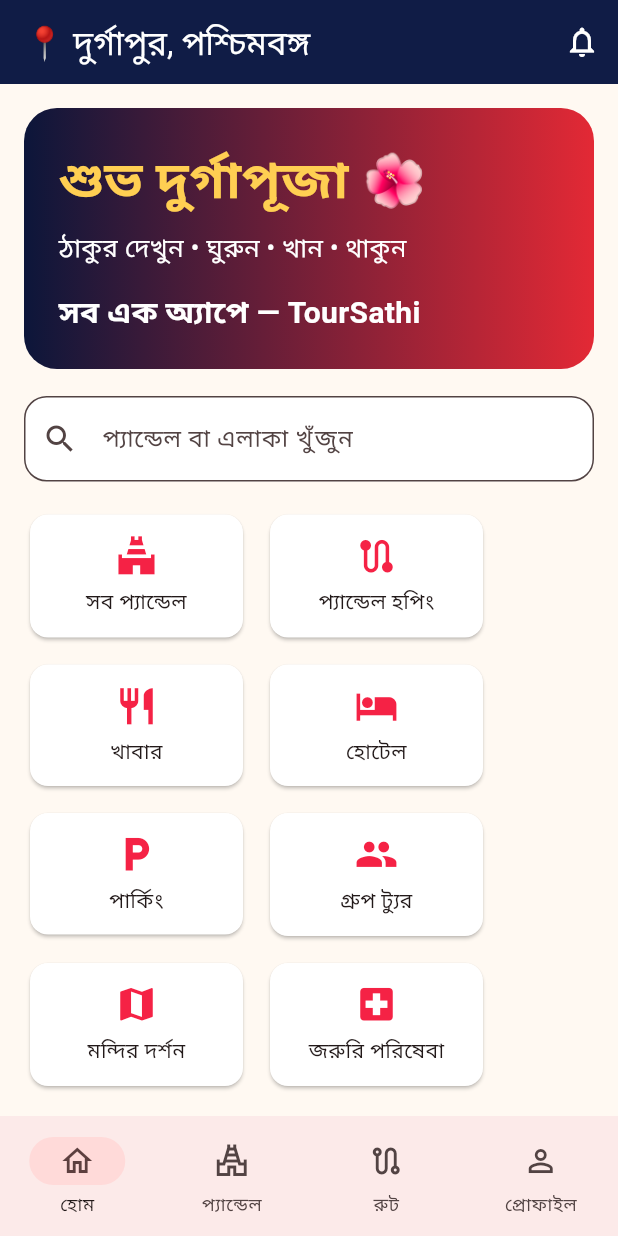
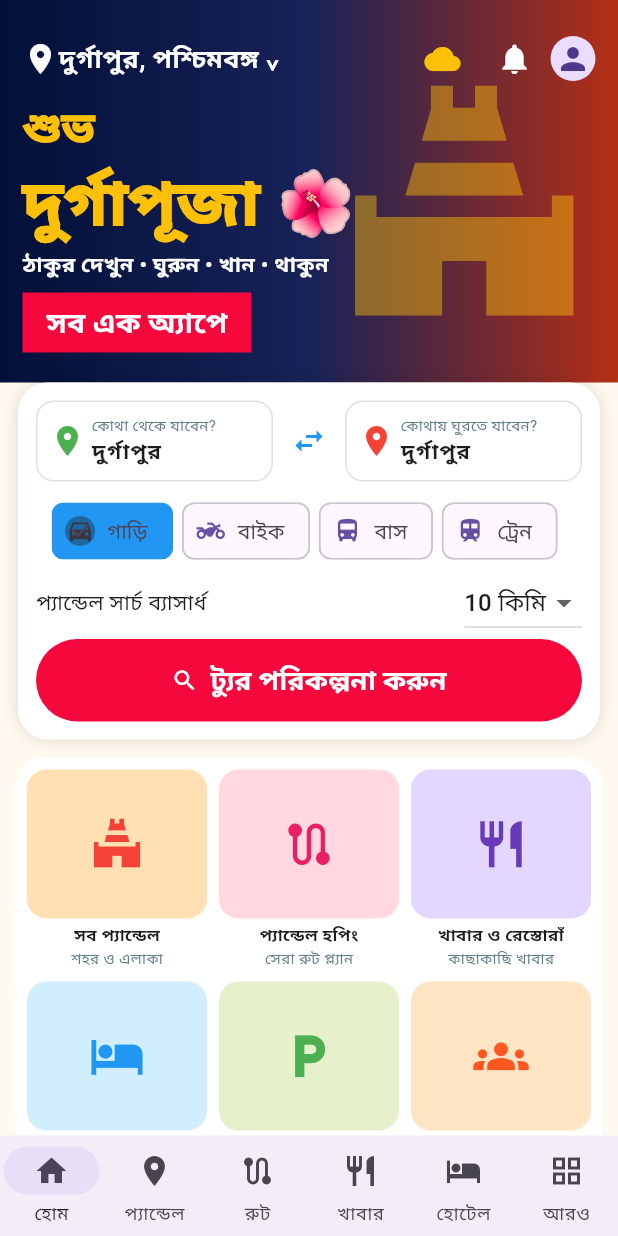
Before and after one commit to webappdevlop2026-oss/toursathi, a Flutter app: the screen it shows after launch, on a phone screen of 412 x 824 dp. Run offline on Flutter 3.47's test engine with Material 3 defaults, Android fonts, the phone set to English and light mode, and no system bars.

Commit message:
Implement Bengali TourSathi homepage with 12 sections, routes, cards and navigation

```diff
--- a/lib/main.dart
+++ b/lib/main.dart
@@ -1,103 +1,91 @@
+
 import 'package:flutter/material.dart';
 import 'package:url_launcher/url_launcher.dart';
-
-void main() => runApp(const TourSathiApp());
-
-class Pandal {
-  final String name, locality, description;
-  final double latitude, longitude;
-  const Pandal(this.name, this.locality, this.description, this.latitude, this.longitude);
+void main() => runApp(const MaterialApp(debugShowCheckedModeBanner:false,home:TourHome()));
+class TourHome extends StatefulWidget {
+ const TourHome({super.key});
+ @override State<TourHome> createState()=>_TourHomeState();
 }
-
-// Demo locations only. Confirm actual pandal coordinates before public launch.
-const pandals = <Pandal>[
-  Pandal('ডেমো প্যান্ডেল ১', 'সিটি সেন্টার, দুর্গাপুর', 'এখানে যাচাই করা প্যান্ডেল তথ্য যুক্ত হবে।', 23.5400, 87.2890),
-  Pandal('ডেমো প্যান্ডেল ২', 'বেনাচিতি, দুর্গাপুর', 'ছবি, সময়, দর্শনার্থী তথ্য ও রুট যুক্ত হবে।', 23.5580, 87.2840),
-  Pandal('ডেমো প্যান্ডেল ৩', 'বিধাননগর, দুর্গাপুর', 'এটি পরীক্ষামূলক তালিকা, বাস্তব প্যান্ডেল নয়।', 23.5220, 87.3120),
-];
-
-class TourSathiApp extends StatelessWidget {
-  const TourSathiApp({super.key});
-  @override
-  Widget build(BuildContext context) => MaterialApp(
-    title: 'TourSathi', debugShowCheckedModeBanner: false,
-    theme: ThemeData(useMaterial3: true, colorSchemeSeed: const Color(0xfff52245), scaffoldBackgroundColor: const Color(0xfffff9f2)),
-    home: const HomePage(),
-  );
+class _TourHomeState extends State<TourHome> {
+ int vehicle=0, radius=10, tab=0; String start='দুর্গাপুর',end='দুর্গাপুর',filter='';
+ final saved=<int>{};
+ final categories=const [
+ (Icons.temple_hindu,'সব প্যান্ডেল','শহর ও এলাকা',Color(0xffffe0b3),Colors.red),
+ (Icons.route,'প্যান্ডেল হপিং','সেরা রুট প্ল্যান',Color(0xffffd9df),Colors.pink),
+ (Icons.restaurant,'খাবার ও রেস্তোরাঁ','কাছাকাছি খাবার',Color(0xffe4d7ff),Colors.deepPurple),
+ (Icons.hotel,'হোটেল ও থাকার','বুকিং ও তথ্য',Color(0xffd0eefd),Colors.blue),
+ (Icons.local_parking,'পার্কিং','নিকটবর্তী পার্কিং',Color(0xffe6f1cc),Colors.green),
+ (Icons.groups,'গ্রুপ লাইভ','লাইভ লোকেশন',Color(0xffffe5c4),Colors.deepOrange),
+ (Icons.notifications,'বন্ধু খুঁজুন','মোবাইল অ্যালার্ট',Color(0xffffd4de),Colors.pink),
+ (Icons.map,'মন্দির দর্শন','কাছাকাছি মন্দির',Color(0xffd6f2ff),Colors.blue),
+ (Icons.landscape,'দর্শনীয় স্থান','পাহাড়, লেক, প্রকৃতি',Color(0xffdef9d2),Colors.green),
+ (Icons.local_gas_station,'পেট্রোল পাম্প','এবং গ্যারেজ',Color(0xffffe5c3),Colors.deepOrange),
+ (Icons.medical_services,'জরুরি পরিষেবা','হাসপাতাল, পুলিশ',Color(0xffdbecff),Colors.blue),
+ (Icons.calendar_month,'পুজোর সময়সূচি','তিথি ও ইভেন্ট',Color(0xffeadcff),Colors.deepPurple),
+ ];
+ final places=const [
+ ('ডেমো প্যান্ডেল — সিটি সেন্টার','সিটি সেন্টার',23.5400,87.2890),
+ ('ডেমো প্যান্ডেল — বেনাচিতি','বেনাচিতি',23.5580,87.2840),
+ ('ডেমো প্যান্ডেল — বিধাননগর','বিধাননগর',23.5220,87.3120),
+ ('ডেমো প্যান্ডেল — দুর্গাপুর','দুর্গাপুর',23.5500,87.3000),
+ ];
+ void soon(String title) => ScaffoldMessenger.of(context).showSnackBar(SnackBar(content:Text(title+' — সার্ভার সংযোগের পর চালু হবে')));
+ Future<void> route(double lat,double lng) async {
+ final url=Uri.https('www.google.com','/maps/dir/',{'api':'1','destination':lat.toString()+','+lng.toString(),'travelmode':'driving'});
+ if(!await launchUrl(url,mode:LaunchMode.externalApplication)) soon('Maps');
+ }
+ @override Widget build(BuildContext context) {
+ final matches=places.asMap().entries.where((e)=>(e.value.$1+e.value.$2).contains(filter)).toList();
+ return Scaffold(backgroundColor:const Color(0xfffff9ef),body:SafeArea(child:ListView(children:[
+ Container(height:255,padding:const EdgeInsets.all(15),decoration:const BoxDecoration(gradient:LinearGradient(colors:[Color(0xff031038),Color(0xff172258),Color(0xffb52f16)])),child:Stack(children:[
+ Positioned(right:0,top:35,child:Icon(Icons.temple_hindu,size:175,color:Colors.amber.withOpacity(.45))),
+ Column(crossAxisAlignment:CrossAxisAlignment.start,children:[
+ Row(children:[const Icon(Icons.location_on,color:Colors.white),const Expanded(child:Text('দুর্গাপুর, পশ্চিমবঙ্গ ⌄',style:TextStyle(color:Colors.white,fontWeight:FontWeight.bold,fontSize:17))),IconButton(onPressed:()=>soon('আবহাওয়া'),icon:const Icon(Icons.wb_cloudy,color:Colors.amber)),IconButton(onPressed:()=>soon('নোটিফিকেশন'),icon:const Icon(Icons.notifications,color:Colors.white)),const CircleAvatar(radius:15,child:Icon(Icons.person))]),
+ const Spacer(),const Text('শুভ',style:TextStyle(fontSize:29,color:Colors.amber,fontWeight:FontWeight.w900)),
+ const Text('দুর্গাপূজা 🌺',style:TextStyle(fontSize:42,color:Colors.amber,fontWeight:FontWeight.w900)),
+ const Text('ঠাকুর দেখুন • ঘুরুন • খান • থাকুন',style:TextStyle(color:Colors.white,fontWeight:FontWeight.bold)),
+ const SizedBox(height:8),Container(padding:const EdgeInsets.symmetric(horizontal:16,vertical:6),color:const Color(0xfff5083c),child:const Text('সব এক অ্যাপে',style:TextStyle(fontSize:19,color:Colors.white,fontWeight:FontWeight.bold))),const SizedBox(height:8)
+ ])])),
+ Container(margin:const EdgeInsets.fromLTRB(12,0,12,12),padding:const EdgeInsets.all(12),decoration:BoxDecoration(color:Colors.white,borderRadius:BorderRadius.circular(20),boxShadow:const [BoxShadow(color:Colors.black12,blurRadius:9)]),child:Column(children:[
+ Row(children:[
+ Expanded(child:_input('কোথা থেকে যাবেন?',start,Colors.green,(s)=>start=s)),
+ IconButton(icon:const Icon(Icons.swap_horiz,color:Colors.blue),onPressed:()=>setState((){final t=start;start=end;end=t;})),
+ Expanded(child:_input('কোথায় ঘুরতে যাবেন?',end,Colors.red,(s)=>end=s))]),
+ const SizedBox(height:9),
+ SingleChildScrollView(scrollDirection:Axis.horizontal,child:Row(children:[
+ for(var i=0;i<4;i++) Padding(padding:const EdgeInsets.only(right:6),child:ChoiceChip(selectedColor:Colors.blue,selected:vehicle==i,onSelected:(_)=>setState(()=>vehicle=i),label:Text(['গাড়ি','বাইক','বাস','ট্রেন'][i]),avatar:Icon([Icons.directions_car,Icons.two_wheeler,Icons.directions_bus,Icons.train][i],size:19)))
+ ])),
+ Row(children:[const Text('প্যান্ডেল সার্চ ব্যাসার্ধ'),const Spacer(),DropdownButton<int>(value:radius,items:[5,10,15,20,30].map((v)=>DropdownMenuItem(value:v,child:Text(v.toString()+' কিমি'))).toList(),onChanged:(v)=>setState(()=>radius=v??10))]),
+ SizedBox(width:double.infinity,child:FilledButton.icon(onPressed:()=>soon('ট্যুর পরিকল্পনা'),style:FilledButton.styleFrom(backgroundColor:const Color(0xfff5083c),padding:const EdgeInsets.all(14)),icon:const Icon(Icons.search),label:const Text('ট্যুর পরিকল্পনা করুন',style:TextStyle(fontSize:18,fontWeight:FontWeight.bold))))
+ ])),
+ Container(margin:const EdgeInsets.symmetric(horizontal:10),padding:const EdgeInsets.all(8),decoration:BoxDecoration(color:Colors.white,borderRadius:BorderRadius.circular(20)),child:GridView.builder(shrinkWrap:true,physics:const NeverScrollableScrollPhysics(),itemCount:categories.length,gridDelegate:const SliverGridDelegateWithFixedCrossAxisCount(crossAxisCount:3,childAspectRatio:.90,crossAxisSpacing:8,mainAxisSpacing:8),itemBuilder:(ctx,i){final c=categories[i];return InkWell(onTap:()=>soon(c.$2),child:Column(children:[
+ Expanded(child:Container(width:double.infinity,decoration:BoxDecoration(color:c.$4,borderRadius:BorderRadius.circular(13)),child:Icon(c.$1,color:c.$5,size:37))),
+ const SizedBox(height:3),Text(c.$2,maxLines:1,overflow:TextOverflow.ellipsis,style:const TextStyle(fontSize:11,fontWeight:FontWeight.bold)),
+ Text(c.$3,maxLines:1,overflow:TextOverflow.ellipsis,style:const TextStyle(fontSize:10,color:Colors.blueGrey))
+ ]));})),
+ SizedBox(height:135,child:ListView(scrollDirection:Axis.horizontal,padding:const EdgeInsets.all(10),children:[
+ _promo('দুর্গাপুরের সেরা প্যান্ডেল','পুজো গাইড',const Color(0xff0a1745),Icons.temple_hindu),
+ _promo('পুজো স্পেশাল খাবার','ফুচকা • বিরিয়ানি • মিষ্টি',const Color(0xff8c3a17),Icons.restaurant),
+ _promo('আরামদায়ক হোটেল','পরিবার ও গ্রুপের জন্য',const Color(0xff665033),Icons.hotel),
+ ])),
+ const Padding(padding:EdgeInsets.all(12),child:Text('🔥 জনপ্রিয় প্যান্ডেল (দুর্গাপুর)',style:TextStyle(fontSize:20,fontWeight:FontWeight.bold))),
+ Padding(padding:const EdgeInsets.symmetric(horizontal:12),child:TextField(onChanged:(v)=>setState(()=>filter=v.trim()),decoration:InputDecoration(prefixIcon:const Icon(Icons.search),hintText:'প্যান্ডেল অথবা এলাকা খুঁজুন',filled:true,fillColor:Colors.white,border:OutlineInputBorder(borderRadius:BorderRadius.circular(13))))),
+ const Padding(padding:EdgeInsets.fromLTRB(14,6,14,10),child:Text('ডেমো নাম ও আনুমানিক লোকেশন — বাস্তব প্যান্ডেল নয়',style:TextStyle(fontSize:12,color:Colors.deepOrange))),
+ GridView.builder(shrinkWrap:true,physics:const NeverScrollableScrollPhysics(),padding:const EdgeInsets.symmetric(horizontal:10),itemCount:matches.length,gridDelegate:const SliverGridDelegateWithFixedCrossAxisCount(crossAxisCount:2,mainAxisSpacing:10,crossAxisSpacing:10,childAspectRatio:.91),itemBuilder:(ctx,i){final entry=matches[i],p=entry.value;return Card(clipBehavior:Clip.antiAlias,color:Colors.white,child:Column(crossAxisAlignment:CrossAxisAlignment.start,children:[
+ Expanded(child:Container(width:double.infinity,color:const Color(0xff111944),child:const Column(mainAxisAlignment:MainAxisAlignment.center,children:[Icon(Icons.temple_hindu,color:Colors.amber,size:55),Text('ছবি শীঘ্রই আসছে',style:TextStyle(color:Colors.white,fontSize:11))]))),
+ Row(children:[Expanded(child:Padding(padding:const EdgeInsets.only(left:7),child:Text(p.$1,maxLines:1,overflow:TextOverflow.ellipsis,style:const TextStyle(fontSize:12,fontWeight:FontWeight.bold)))),IconButton(icon:Icon(saved.contains(entry.key)?Icons.favorite:Icons.favorite_border,color:Colors.red),onPressed:()=>setState(()=>saved.contains(entry.key)?saved.remove(entry.key):saved.add(entry.key)))]),
+ Row(children:[const Icon(Icons.location_on,size:15,color:Colors.deepOrange),Expanded(child:Text(p.$2,maxLines:1,style:const TextStyle(fontSize:11))),IconButton(onPressed:()=>route(p.$3,p.$4),icon:const Icon(Icons.directions,color:Colors.blue))])
+ ]));}),
+ Padding(padding:const EdgeInsets.all(12),child:Row(children:[
+ Expanded(child:_promo('আমার পুজো ট্যুর','নিজের রুট তৈরি করুন',Colors.green,Icons.route)),
+ Expanded(child:_promo('বন্ধুদের সাথে লাইভ ট্যুর','গ্রুপ তৈরি করুন',Colors.deepPurple,Icons.groups))
+ ]))
+ ])),bottomNavigationBar:NavigationBar(height:67,selectedIndex:tab,onDestinationSelected:(i){setState(()=>tab=i);if(i!=0)soon(['হোম','প্যান্ডেল','রুট','খাবার','হোটেল','আরও'][i]);},destinations:const [
+ NavigationDestination(icon:Icon(Icons.home),label:'হোম'),NavigationDestination(icon:Icon(Icons.location_on),label:'প্যান্ডেল'),NavigationDestination(icon:Icon(Icons.route),label:'রুট'),NavigationDestination(icon:Icon(Icons.restaurant),label:'খাবার'),NavigationDestination(icon:Icon(Icons.hotel),label:'হোটেল'),NavigationDestination(icon:Icon(Icons.grid_view),label:'আরও')
+ ]));
+ }
+ Widget _input(String label,String value,Color color,ValueChanged<String> onChange)=>Container(padding:const EdgeInsets.all(8),decoration:BoxDecoration(border:Border.all(color:Colors.black12),borderRadius:BorderRadius.circular(12)),child:Row(children:[
+ Icon(Icons.location_on,color:color,size:24),const SizedBox(width:4),Expanded(child:Column(crossAxisAlignment:CrossAxisAlignment.start,children:[Text(label,style:const TextStyle(fontSize:10,color:Colors.blueGrey)),TextFormField(initialValue:value,onChanged:onChange,decoration:const InputDecoration(isDense:true,border:InputBorder.none,contentPadding:EdgeInsets.zero),style:const TextStyle(fontSize:14,fontWeight:FontWeight.bold))]))
+ ]));
+ Widget _promo(String title,String subtitle,Color color,IconData icon)=>InkWell(onTap:()=>soon(title),child:Container(width:225,margin:const EdgeInsets.only(right:8),padding:const EdgeInsets.all(11),decoration:BoxDecoration(color:color,borderRadius:BorderRadius.circular(14)),child:Stack(children:[Positioned(right:0,bottom:0,child:Icon(icon,size:75,color:Colors.white24)),Column(crossAxisAlignment:CrossAxisAlignment.start,children:[Text(title,style:const TextStyle(color:Colors.white,fontWeight:FontWeight.bold,fontSize:16)),Text(subtitle,style:const TextStyle(color:Colors.white70,fontSize:12))])])));
 }
-
-class HomePage extends StatefulWidget {
-  const HomePage({super.key});
-  @override State<HomePage> createState() => _HomePageState();
-}
-class _HomePageState extends State<HomePage> {
-  int selected = 0;
-  String search = '';
-  Future<void> openRoute(Pandal p) async {
-    final url = Uri.parse('https://www.google.com/maps/dir/?api=1&destination=${p.latitude},${p.longitude}&travelmode=driving');
-    if (!await launchUrl(url, mode: LaunchMode.externalApplication) && mounted) {
-      ScaffoldMessenger.of(context).showSnackBar(const SnackBar(content: Text('ম্যাপ খোলা যাচ্ছে না')));
-    }
-  }
-  @override Widget build(BuildContext context) {
-    final shown = pandals.where((p) => (p.name + p.locality).contains(search)).toList();
-    return Scaffold(
-      appBar: AppBar(backgroundColor: const Color(0xff101c46), foregroundColor: Colors.white,
-        title: const Text('📍 দুর্গাপুর, পশ্চিমবঙ্গ'), actions: [
-          IconButton(onPressed: () => ScaffoldMessenger.of(context).showSnackBar(const SnackBar(content: Text('নোটিফিকেশন শীঘ্রই যুক্ত হবে'))), icon: const Icon(Icons.notifications_outlined)),
-        ]),
-      body: ListView(padding: const EdgeInsets.all(16), children: [
-        Container(padding: const EdgeInsets.all(23), decoration: BoxDecoration(
-          borderRadius: BorderRadius.circular(22),
-          gradient: const LinearGradient(colors: [Color(0xff0c163a), Color(0xffe32935)])),
-          child: const Column(crossAxisAlignment: CrossAxisAlignment.start, children: [
-            Text('শুভ দুর্গাপূজা 🌺', style: TextStyle(color: Color(0xffffcf52), fontSize: 34, fontWeight: FontWeight.bold)),
-            SizedBox(height: 7), Text('ঠাকুর দেখুন • ঘুরুন • খান • থাকুন', style: TextStyle(color: Colors.white, fontSize: 17)),
-            SizedBox(height: 16), Text('সব এক অ্যাপে — TourSathi', style: TextStyle(color: Colors.white, fontSize: 20, fontWeight: FontWeight.bold)),
-          ]),
-        ),
-        const SizedBox(height: 18),
-        TextField(onChanged: (v) => setState(() => search = v.trim()), decoration: InputDecoration(
-          prefixIcon: const Icon(Icons.search), hintText: 'প্যান্ডেল বা এলাকা খুঁজুন',
-          filled: true, fillColor: Colors.white, border: OutlineInputBorder(borderRadius: BorderRadius.circular(15)))),
-        const SizedBox(height: 18),
-        Wrap(spacing: 10, runSpacing: 10, children: [
-          _category(Icons.temple_hindu, 'সব প্যান্ডেল'),
-          _category(Icons.route, 'প্যান্ডেল হপিং'),
-          _category(Icons.restaurant, 'খাবার'),
-          _category(Icons.hotel, 'হোটেল'),
-          _category(Icons.local_parking, 'পার্কিং'),
-          _category(Icons.group, 'গ্রুপ ট্যুর'),
-          _category(Icons.map, 'মন্দির দর্শন'),
-          _category(Icons.local_hospital, 'জরুরি পরিষেবা'),
-        ]),
-        const SizedBox(height: 22),
-        const Text('দুর্গাপুরের প্যান্ডেল', style: TextStyle(fontWeight: FontWeight.bold, fontSize: 24)),
-        const Text('ডেমো তালিকা — আসল প্যান্ডেল ও রুট যাচাই করে যোগ করতে হবে', style: TextStyle(color: Colors.deepOrange)),
-        const SizedBox(height: 8),
-        ...shown.map((p) => Card(color: Colors.white, child: ListTile(
-          leading: const CircleAvatar(backgroundColor: Color(0xffffd9a1), child: Icon(Icons.temple_hindu, color: Color(0xffce263f))),
-          title: Text(p.name, style: const TextStyle(fontWeight: FontWeight.bold)),
-          subtitle: Text('${p.locality}\n${p.description}'),
-          isThreeLine: true,
-          trailing: IconButton(tooltip: 'ম্যাপে রুট', icon: const Icon(Icons.directions, color: Colors.blue), onPressed: () => openRoute(p)),
-        ))),
-        const SizedBox(height: 18),
-        FilledButton.icon(onPressed: () => ScaffoldMessenger.of(context).showSnackBar(const SnackBar(content: Text('লাইভ GPS ও মাল্টি-স্টপ রুট পরবর্তী ধাপে যুক্ত হবে'))),
-          icon: const Icon(Icons.route), label: const Text('আমার পুজো ট্যুর তৈরি করুন')),
-      ]),
-      bottomNavigationBar: NavigationBar(selectedIndex: selected, onDestinationSelected: (i) {
-        setState(() => selected = i);
-        if (i != 0) ScaffoldMessenger.of(context).showSnackBar(const SnackBar(content: Text('এই বিভাগটি পরবর্তী আপডেটে আসবে')));
-      }, destinations: const [
-        NavigationDestination(icon: Icon(Icons.home_outlined), label: 'হোম'),
-        NavigationDestination(icon: Icon(Icons.temple_hindu_outlined), label: 'প্যান্ডেল'),
-        NavigationDestination(icon: Icon(Icons.route_outlined), label: 'রুট'),
-        NavigationDestination(icon: Icon(Icons.person_outline), label: 'প্রোফাইল'),
-      ]),
-    );
-  }
-  Widget _category(IconData icon, String title) => SizedBox(width: 150, child: Card(color: Colors.white, child: Padding(
-    padding: const EdgeInsets.symmetric(vertical: 13, horizontal: 5),
-    child: Column(children: [Icon(icon, color: const Color(0xfff52245), size: 29), const SizedBox(height: 6), Text(title, textAlign: TextAlign.center)]))));
-}
```
